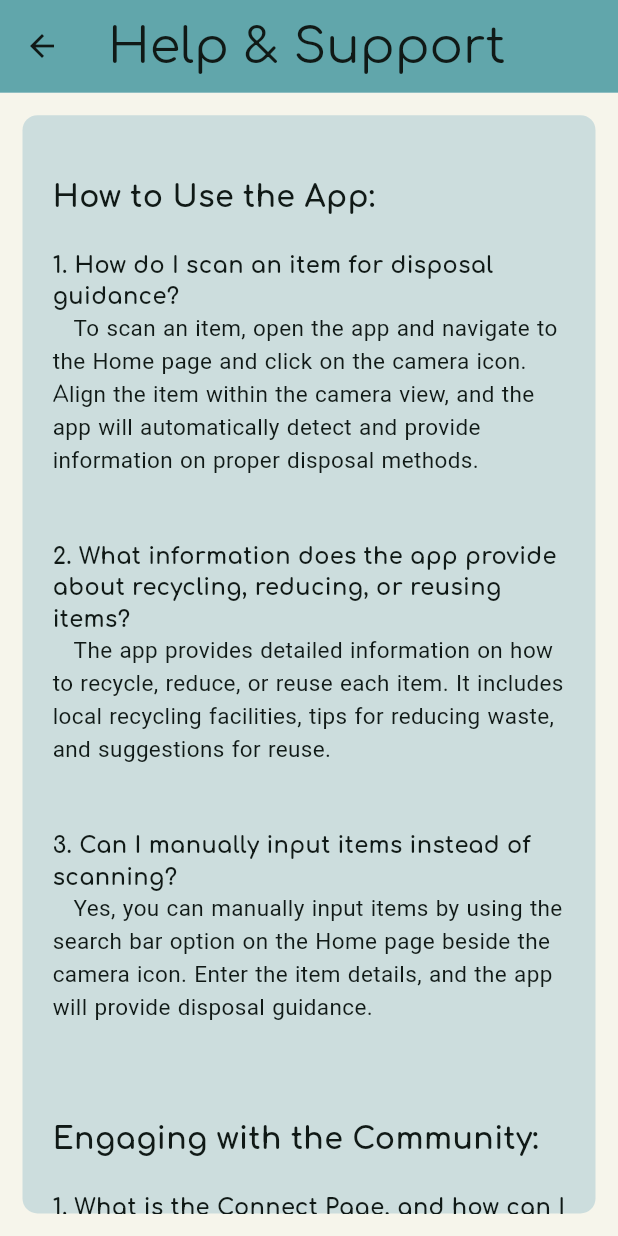
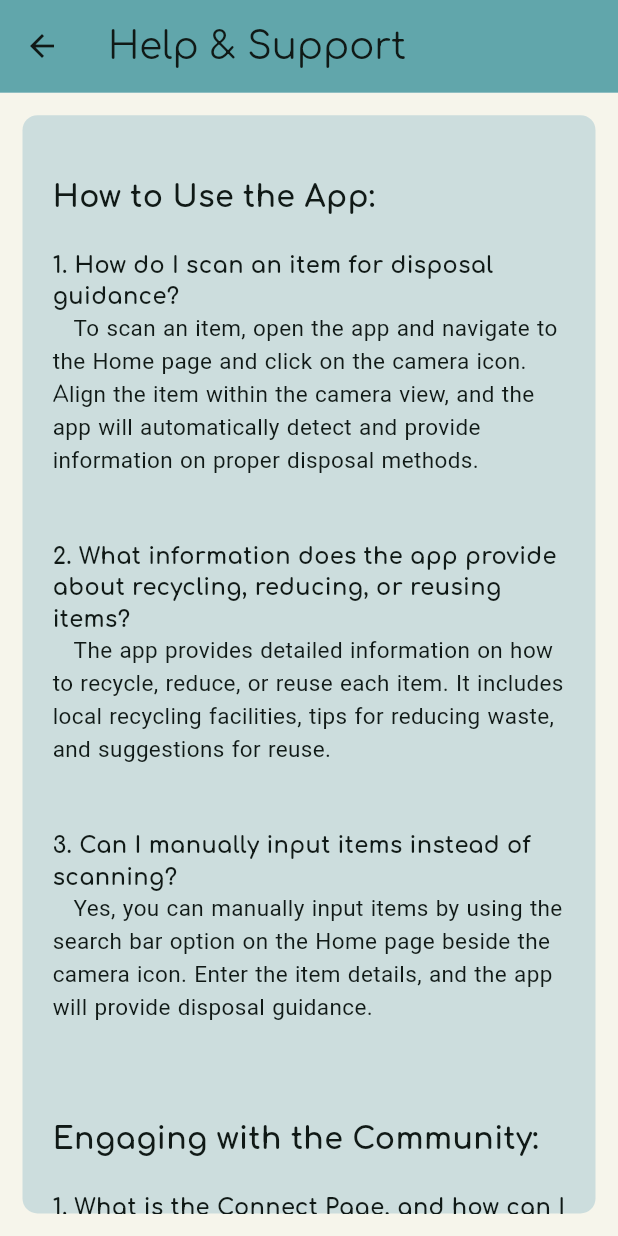
Before and after one commit to nitinjha607/leaflink-2.0, a Flutter app: the HelpPage screen opened by its route, on a phone screen of 412 x 824 dp. Run offline on Flutter 3.47's test engine with Material 3 defaults, Android fonts, the phone set to English and light mode, and no system bars; our stand-ins replace cloud_firestore, firebase_auth, firebase_core, firebase_storage, fl_chart, google_fonts and 4 more; missing offline and left inert: flutter_share; accounts and stored records are empty.

Commit message:
Update help_page.dart

```diff
--- a/leaflink/lib/pages/settingpages/help_page.dart
+++ b/leaflink/lib/pages/settingpages/help_page.dart
@@ -19,7 +19,7 @@ class HelpPage extends StatelessWidget {
           "Help & Support",
           style: TextStyle(
             fontFamily: GoogleFonts.comfortaa().fontFamily,
-            fontSize: MediaQuery.of(context).size.height * 0.04,
+            fontSize: MediaQuery.of(context).size.height * 0.03,
             color: const Color.fromRGBO(16, 25, 22, 1),
           ),
         ),
@@ -129,10 +129,6 @@ class HelpPage extends StatelessWidget {
                       _buildQuestion(" How do I delete my account?"),
                       _buildAnswer(
                           "   Open the settings tab and you will see the delete account option, simply click on it confirm deletion and logout of the application.\n\n"),
-                      _buildQuestion(
-                          " How is the graphical data calculated and what are the sources used?"),
-                      _buildAnswer(
-                          "   The graphical data is calculated based on estimates and averages from reputable sources for each waste category. Sources include Environmental Paper Network, Waste Management, Alcoa, Glass Packaging Institute, EPA, Steel Recycling Institute, World Wildlife Fund, and the U.S. EPA. Specific units to save one tree vary by material and are obtained from respective sources or recycling institutes.")
                     ],
                   ),
                 ),
```
